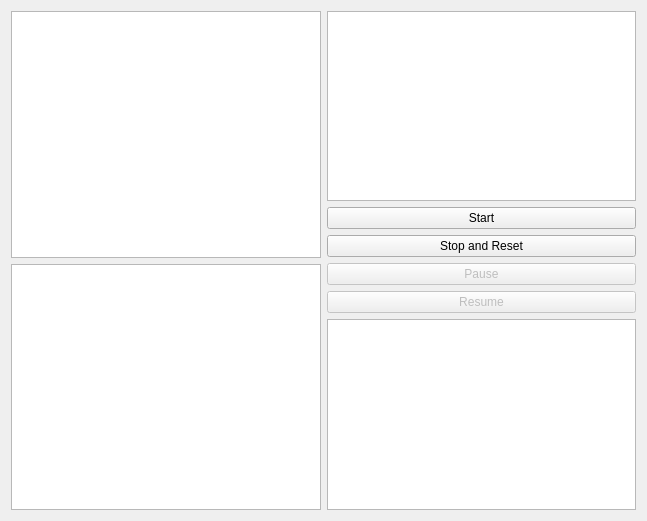
This is cpp/QtVisualize/mainwindow.ui in justinjk007/Sandbox as Qt 5 draws it before an edit. The edited form follows.
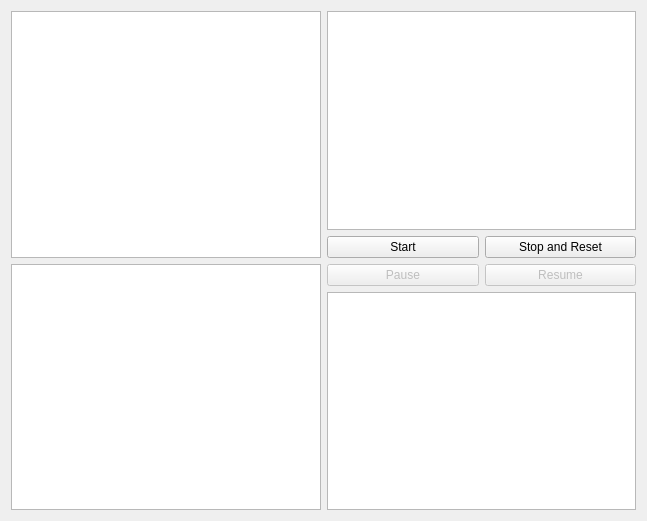
This is the edited form.

Commit message: This should be a good layout to start on

What changed in the file:
```diff
--- a/cpp/QtVisualize/mainwindow.ui
+++ b/cpp/QtVisualize/mainwindow.ui
@@ -14,8 +14,8 @@
    <string>MainWindow</string>
   </property>
   <widget class="QWidget" name="centralWidget">
-   <layout class="QGridLayout" name="gridLayout_2">
-    <item row="0" column="0">
+   <layout class="QHBoxLayout" name="horizontalLayout">
+    <item>
      <layout class="QVBoxLayout" name="verticalLayout">
       <property name="sizeConstraint">
        <enum>QLayout::SetNoConstraint</enum>
@@ -28,20 +28,38 @@
       </item>
      </layout>
     </item>
-    <item row="0" column="1">
+    <item>
+     <layout class="QVBoxLayout" name="verticalLayout_4">
+      <item>
+       <widget class="QTextBrowser" name="textBrowser_3"/>
+      </item>
+      <item>
      <layout class="QGridLayout" name="gridLayout">
-      <property name="sizeConstraint">
-       <enum>QLayout::SetNoConstraint</enum>
-      </property>
-      <item row="2" column="0">
-       <widget class="QPushButton" name="pushButton_4">
+        <item row="0" column="0">
+         <widget class="QPushButton" name="start_btn">
+          <property name="sizePolicy">
+           <sizepolicy hsizetype="Minimum" vsizetype="Fixed">
+            <horstretch>0</horstretch>
+            <verstretch>0</verstretch>
+           </sizepolicy>
+          </property>
+          <property name="cursor">
+           <cursorShape>ArrowCursor</cursorShape>
+          </property>
         <property name="text">
          <string>Start</string>
         </property>
        </widget>
       </item>
-      <item row="4" column="0">
-       <widget class="QPushButton" name="pushButton_2">
+        <item row="0" column="1">
+         <widget class="QPushButton" name="stop_btn">
+          <property name="text">
+           <string>Stop and Reset</string>
+          </property>
+         </widget>
+        </item>
+        <item row="1" column="0">
+         <widget class="QPushButton" name="pause_btn">
         <property name="enabled">
          <bool>false</bool>
         </property>
@@ -50,8 +68,8 @@
         </property>
        </widget>
       </item>
-      <item row="5" column="0">
-       <widget class="QPushButton" name="pushButton">
+        <item row="1" column="1">
+         <widget class="QPushButton" name="resume_btn">
         <property name="enabled">
          <bool>false</bool>
         </property>
@@ -60,17 +78,9 @@
         </property>
        </widget>
       </item>
-      <item row="3" column="0">
-       <widget class="QPushButton" name="pushButton_3">
-        <property name="text">
-         <string>Stop and Reset</string>
-        </property>
-       </widget>
+       </layout>
       </item>
-      <item row="0" column="0">
-       <widget class="QTextBrowser" name="textBrowser_3"/>
-      </item>
-      <item row="6" column="0">
+      <item>
        <widget class="QTextBrowser" name="textBrowser_4"/>
       </item>
      </layout>
```
Lines whose indentation alone changed are shown as unchanged. The commit also changes 1 other file.
